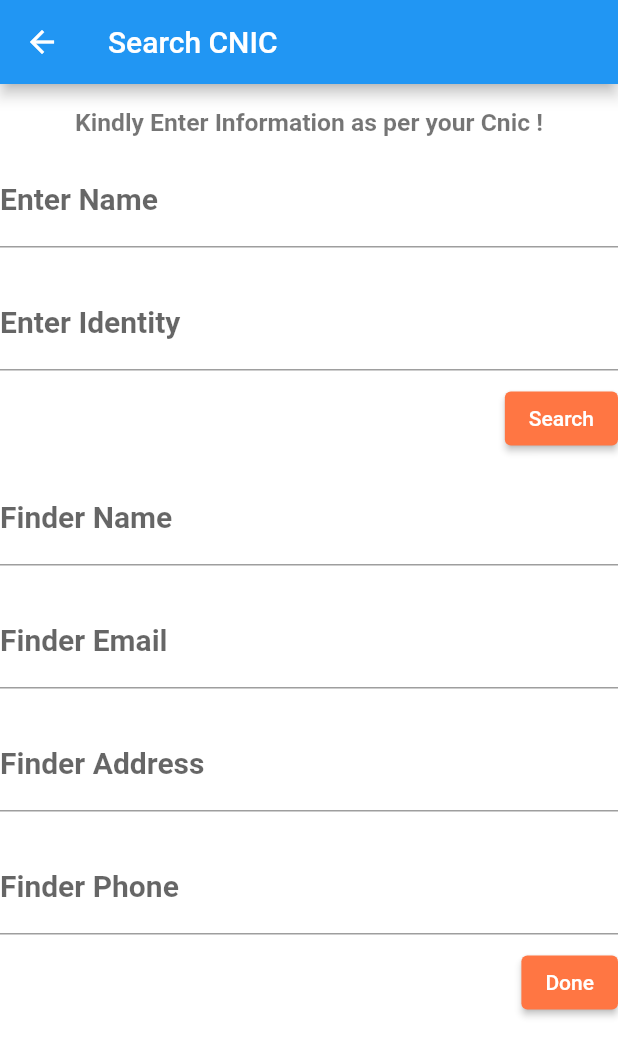
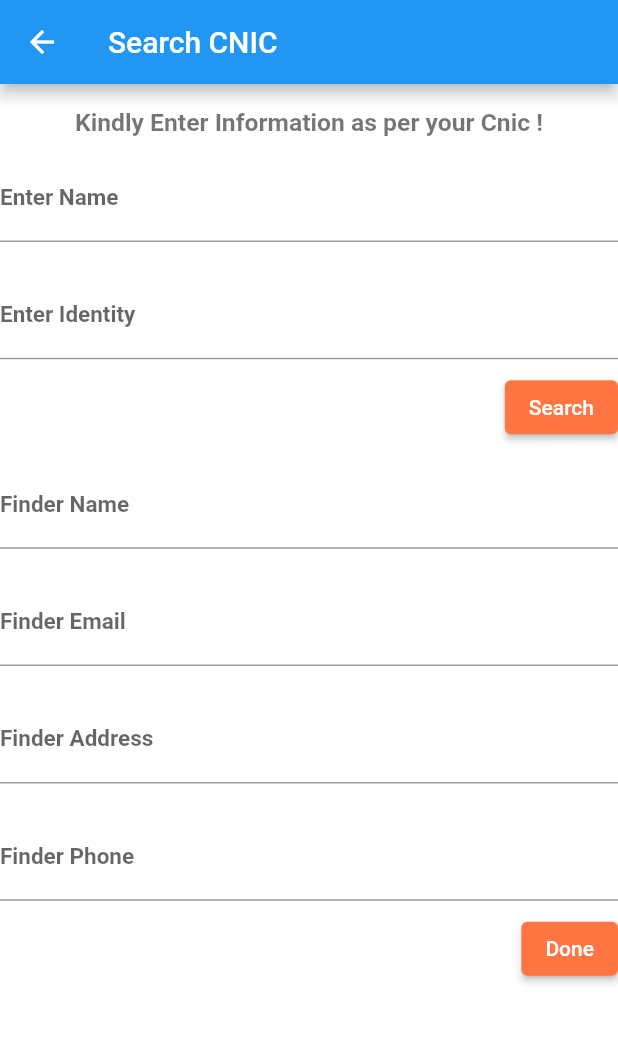
Before and after one commit to iHamza7/Last-year-Project, a Flutter app: the CnicFind screen opened by its route, on a phone screen of 412 x 824 dp. Shown: the top 1056 px of the screen. Run offline on Flutter 3.47's test engine with Material 2 defaults, Android fonts, the phone set to English and light mode, and no system bars; our stand-ins replace cloud_firestore, firebase_core, image_picker; missing offline and left inert: pakistan_cnic; accounts and stored records are empty.

Commit message:
lib changed

```diff
--- a/lib/cnic_findupload/text_field.dart
+++ b/lib/cnic_findupload/text_field.dart
@@ -14,7 +14,7 @@ class TextInputField extends StatelessWidget {
         decoration: InputDecoration(
           labelText: labelText,
           labelStyle:
-              const TextStyle(fontWeight: FontWeight.bold, fontSize: 20),
+              const TextStyle(fontWeight: FontWeight.bold, fontSize: 15),
           fillColor: Colors.white,
           focusedBorder: const OutlineInputBorder(
             borderSide: BorderSide(
```
Also changed, not shown: lib/cnic_findupload/cnic_helper.dart (+17 -6 lines).
